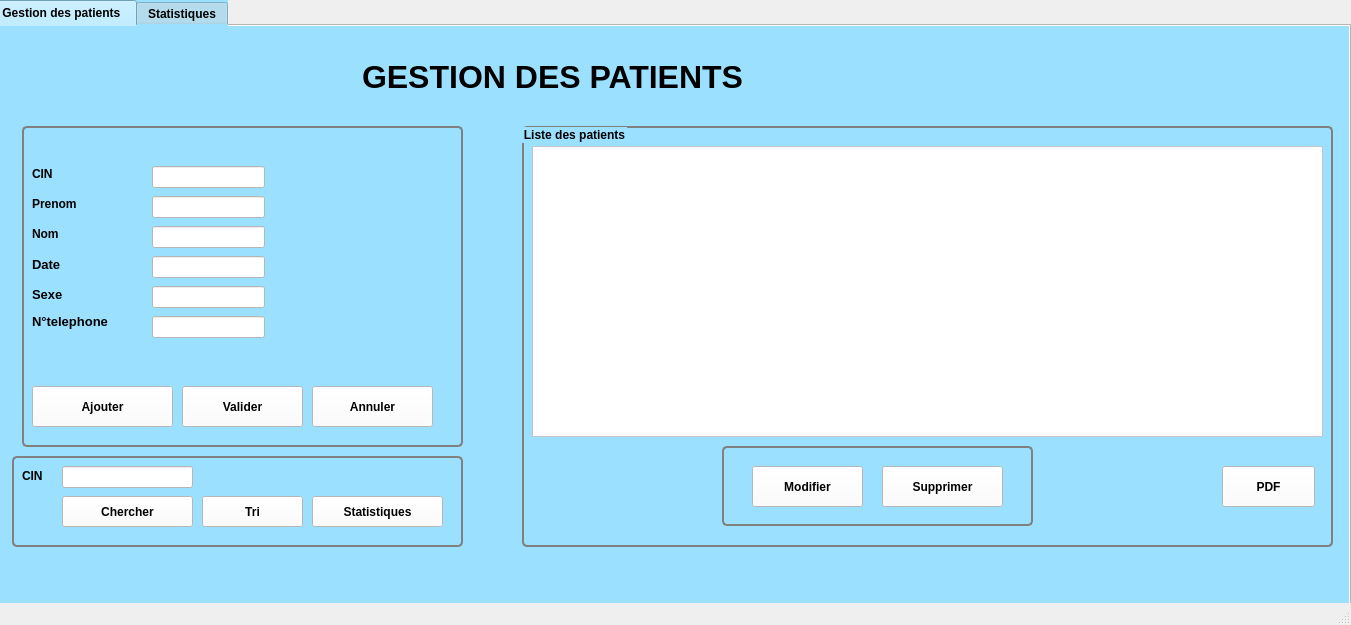
Before: the Qt Designer form mainwindow.ui in abderahmenabssi/ProjetCpp, drawn with Qt 5.
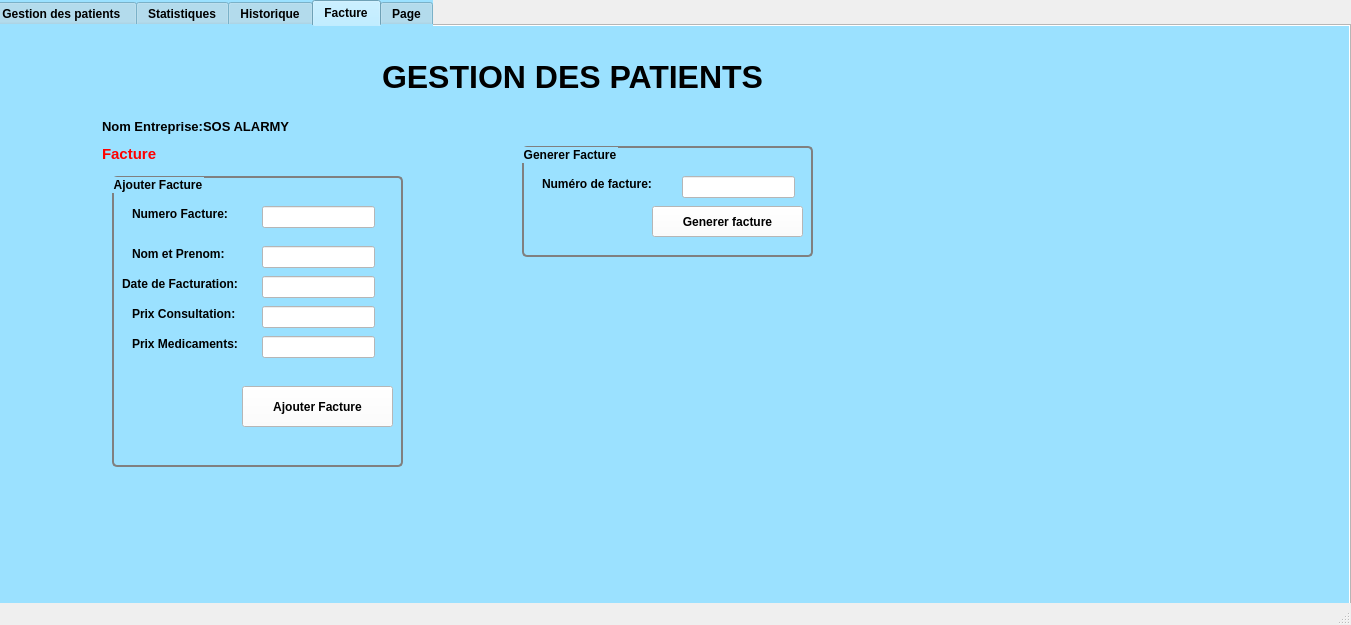
After: the same form once the commit is applied. The open tabs and pages were chosen to show the change. Icons and pictures are not drawn.

The edit to the form file:
```diff
--- a/mainwindow.ui
+++ b/mainwindow.ui
@@ -286,67 +286,6 @@
 </string>
       </property>
      </widget>
-     <widget class="QPushButton" name="pb_modifier">
-      <property name="geometry">
-       <rect>
-        <x>760</x>
-        <y>440</y>
-        <width>111</width>
-        <height>41</height>
-       </rect>
-      </property>
-      <property name="font">
-       <font>
-        <weight>75</weight>
-        <bold>true</bold>
-       </font>
-      </property>
-      <property name="styleSheet">
-       <string notr="true">
-QPushButton{
- qproperty-icon: url(:/modifier.png);
- qproperty-iconSize: 30px 30px;
-text-align:center;
-color:black;
-background-color:white;
-}
-QPushButton:pressed{background-color:rgb(91, 91, 255);}</string>
-      </property>
-      <property name="text">
-       <string>Modifier</string>
-      </property>
-     </widget>
-     <widget class="QPushButton" name="pb_supprimer">
-      <property name="geometry">
-       <rect>
-        <x>890</x>
-        <y>440</y>
-        <width>121</width>
-        <height>41</height>
-       </rect>
-      </property>
-      <property name="font">
-       <font>
-        <weight>75</weight>
-        <bold>true</bold>
-       </font>
-      </property>
-      <property name="styleSheet">
-       <string notr="true">
-
-QPushButton{
- qproperty-icon: url(:/supp.png);
- qproperty-iconSize: 30px 30px;
-text-align:center;
-color:black;
-background-color:white;
-}
-QPushButton:pressed{background-color:rgb(255, 85, 85);}</string>
-      </property>
-      <property name="text">
-       <string>Supprimer</string>
-      </property>
-     </widget>
      <widget class="QPushButton" name="pb_valider">
       <property name="geometry">
        <rect>
@@ -492,7 +431,7 @@
       <widget class="QGroupBox" name="groupBox_3">
        <property name="geometry">
         <rect>
-         <x>200</x>
+         <x>50</x>
          <y>320</y>
          <width>311</width>
          <height>80</height>
@@ -501,14 +440,75 @@
        <property name="title">
         <string/>
        </property>
+       <widget class="QPushButton" name="pb_modifier">
+        <property name="geometry">
+         <rect>
+          <x>10</x>
+          <y>20</y>
+          <width>111</width>
+          <height>41</height>
+         </rect>
+        </property>
+        <property name="font">
+         <font>
+          <weight>75</weight>
+          <bold>true</bold>
+         </font>
+        </property>
+        <property name="styleSheet">
+         <string notr="true">
+QPushButton{
+ qproperty-icon: url(:/modifier.png);
+ qproperty-iconSize: 30px 30px;
+text-align:center;
+color:black;
+background-color:white;
+}
+QPushButton:pressed{background-color:rgb(91, 91, 255);}</string>
+        </property>
+        <property name="text">
+         <string>Modifier</string>
+        </property>
+       </widget>
+       <widget class="QPushButton" name="pb_supprimer">
+        <property name="geometry">
+         <rect>
+          <x>160</x>
+          <y>20</y>
+          <width>121</width>
+          <height>41</height>
+         </rect>
+        </property>
+        <property name="font">
+         <font>
+          <weight>75</weight>
+          <bold>true</bold>
+         </font>
+        </property>
+        <property name="styleSheet">
+         <string notr="true">
+
+QPushButton{
+ qproperty-icon: url(:/supp.png);
+ qproperty-iconSize: 30px 30px;
+text-align:center;
+color:black;
+background-color:white;
+}
+QPushButton:pressed{background-color:rgb(255, 85, 85);}</string>
+        </property>
+        <property name="text">
+         <string>Supprimer</string>
+        </property>
+       </widget>
       </widget>
-      <widget class="QPushButton" name="pb_pdf">
+      <widget class="QGroupBox" name="groupBox_6">
        <property name="geometry">
         <rect>
-         <x>700</x>
-         <y>340</y>
-         <width>93</width>
-         <height>41</height>
+         <x>370</x>
+         <y>320</y>
+         <width>421</width>
+         <height>80</height>
         </rect>
        </property>
        <property name="font">
@@ -518,8 +518,55 @@
          <bold>true</bold>
         </font>
        </property>
-       <property name="styleSheet">
-        <string notr="true">
+       <widget class="QPushButton" name="pb_stat">
+        <property name="geometry">
+         <rect>
+          <x>20</x>
+          <y>20</y>
+          <width>131</width>
+          <height>41</height>
+         </rect>
+        </property>
+        <property name="font">
+         <font>
+          <pointsize>9</pointsize>
+          <weight>75</weight>
+          <bold>true</bold>
+         </font>
+        </property>
+        <property name="styleSheet">
+         <string notr="true">
+QPushButton{
+ qproperty-icon: url(:/stat.png);
+ qproperty-iconSize: 30px 30px;
+text-align:center;
+color:black;
+background-color:white;
+}
+QPushButton:pressed{background-color:rgb(68, 206, 101);}</string>
+        </property>
+        <property name="text">
+         <string>Statistiques</string>
+        </property>
+       </widget>
+       <widget class="QPushButton" name="pb_pdf">
+        <property name="geometry">
+         <rect>
+          <x>160</x>
+          <y>20</y>
+          <width>93</width>
+          <height>41</height>
+         </rect>
+        </property>
+        <property name="font">
+         <font>
+          <pointsize>9</pointsize>
+          <weight>75</weight>
+          <bold>true</bold>
+         </font>
+        </property>
+        <property name="styleSheet">
+         <string notr="true">
 
 QPushButton{
  qproperty-icon: url(:/pdf.png);
@@ -529,16 +576,49 @@
 background-color:white;
 }
 QPushButton:pressed{background-color:rgb(68, 206, 101);}</string>
-       </property>
-       <property name="text">
-        <string>PDF</string>
-       </property>
+        </property>
+        <property name="text">
+         <string>PDF</string>
+        </property>
+       </widget>
+       <widget class="QPushButton" name="pb_historique">
+        <property name="geometry">
+         <rect>
+          <x>270</x>
+          <y>20</y>
+          <width>131</width>
+          <height>41</height>
+         </rect>
+        </property>
+        <property name="font">
+         <font>
+          <pointsize>9</pointsize>
+          <weight>75</weight>
+          <bold>true</bold>
+         </font>
+        </property>
+        <property name="styleSheet">
+         <string notr="true">
+
+QPushButton{
+ qproperty-icon: url(:/his.png);
+ qproperty-iconSize: 30px 30px;
+text-align:center;
+color:black;
+background-color:white;
+}
+QPushButton:pressed{background-color:rgb(68, 206, 101);}</string>
+        </property>
+        <property name="text">
+         <string>Historique</string>
+        </property>
+       </widget>
       </widget>
      </widget>
      <widget class="QGroupBox" name="groupBox_4">
       <property name="geometry">
        <rect>
-        <x>20</x>
+        <x>30</x>
         <y>430</y>
         <width>451</width>
         <height>91</height>
@@ -558,7 +638,7 @@
       <widget class="QLabel" name="label_7">
        <property name="geometry">
         <rect>
-         <x>10</x>
+         <x>20</x>
          <y>10</y>
          <width>31</width>
          <height>20</height>
@@ -577,7 +657,7 @@
       <widget class="QLineEdit" name="le_cherche">
        <property name="geometry">
         <rect>
-         <x>50</x>
+         <x>80</x>
          <y>10</y>
          <width>131</width>
          <height>22</height>
@@ -591,13 +671,13 @@
         <string/>
        </property>
       </widget>
-      <widget class="QPushButton" name="pb_chercher">
+      <widget class="QLabel" name="label_9">
        <property name="geometry">
         <rect>
          <x>50</x>
-         <y>40</y>
-         <width>131</width>
-         <height>31</height>
+         <y>10</y>
+         <width>31</width>
+         <height>20</height>
         </rect>
        </property>
        <property name="font">
@@ -606,58 +686,36 @@
          <bold>true</bold>
         </font>
        </property>
-       <property name="styleSheet">
-        <string notr="true">
-QPushButton{
- qproperty-icon: url(:/chercher.png);
- qproperty-iconSize: 30px 30px;
-text-align:center;
-color:black;
-background-color:white;
-}</string>
-       </property>
        <property name="text">
-        <string>Chercher</string>
+        <string>Trier par :</string>
        </property>
       </widget>
-      <widget class="QPushButton" name="pb_tri">
+      <widget class="QRadioButton" name="RB_CIN">
        <property name="geometry">
         <rect>
-         <x>190</x>
-         <y>40</y>
-         <width>101</width>
-         <height>31</height>
+         <x>110</x>
+         <y>50</y>
+         <width>51</width>
+         <height>20</height>
         </rect>
        </property>
        <property name="font">
         <font>
-         <pointsize>9</pointsize>
          <weight>75</weight>
          <bold>true</bold>
         </font>
        </property>
-       <property name="styleSheet">
-        <string notr="true">
-QPushButton{
- qproperty-icon: url(:/tri.png);
- qproperty-iconSize: 30px 30px;
-text-align:center;
-color:black;
-background-color:white;
-}
-QPushButton:pressed{background-color:rgb(68, 206, 101);}</string>
-       </property>
        <property name="text">
-        <string>Tri</string>
+        <string>CIN</string>
        </property>
       </widget>
-      <widget class="QPushButton" name="pb_stat">
+      <widget class="QRadioButton" name="RB_PRENOM">
        <property name="geometry">
         <rect>
-         <x>300</x>
-         <y>40</y>
-         <width>131</width>
-         <height>31</height>
+         <x>170</x>
+         <y>50</y>
+         <width>97</width>
+         <height>20</height>
         </rect>
        </property>
        <property name="font">
@@ -794,6 +852,478 @@
      <zorder>verticalLayoutWidget</zorder>
      <zorder>verticalLayoutWidget_2</zorder>
     </widget>
+    <widget class="QWidget" name="tab_3">
+     <attribute name="title">
+      <string>Historique</string>
+     </attribute>
+     <widget class="QTableView" name="tabHistorique">
+      <property name="geometry">
+       <rect>
+        <x>80</x>
+        <y>40</y>
+        <width>491</width>
+        <height>381</height>
+       </rect>
+      </property>
+      <property name="styleSheet">
+       <string notr="true">
+background-color:white;
+
+</string>
+      </property>
+     </widget>
+     <widget class="QGroupBox" name="groupBox_7">
+      <property name="geometry">
+       <rect>
+        <x>60</x>
+        <y>20</y>
+        <width>531</width>
+        <height>421</height>
+       </rect>
+      </property>
+      <property name="font">
+       <font>
+        <weight>75</weight>
+        <bold>true</bold>
+       </font>
+      </property>
+      <property name="styleSheet">
+       <string notr="true">QGroupBox {
+    border: 2px solid gray;
+    border-radius: 5px;
+    font-weight: bold;
+}</string>
+      </property>
+      <property name="title">
+       <string>Historique</string>
+      </property>
+     </widget>
+     <zorder>groupBox_7</zorder>
+     <zorder>tabHistorique</zorder>
+    </widget>
+    <widget class="QWidget" name="tab_4">
+     <attribute name="title">
+      <string>Facture</string>
+     </attribute>
+     <widget class="QLabel" name="label_11">
+      <property name="geometry">
+       <rect>
+        <x>140</x>
+        <y>180</y>
+        <width>131</width>
+        <height>16</height>
+       </rect>
+      </property>
+      <property name="font">
+       <font>
+        <weight>75</weight>
+        <bold>true</bold>
+       </font>
+      </property>
+      <property name="text">
+       <string>Numero Facture:</string>
+      </property>
+     </widget>
+     <widget class="QLabel" name="label_12">
+      <property name="geometry">
+       <rect>
+        <x>140</x>
+        <y>220</y>
+        <width>121</width>
+        <height>16</height>
+       </rect>
+      </property>
+      <property name="font">
+       <font>
+        <weight>75</weight>
+        <bold>true</bold>
+       </font>
+      </property>
+      <property name="text">
+       <string>Nom et Prenom:</string>
+      </property>
+     </widget>
+     <widget class="QLabel" name="label_13">
+      <property name="geometry">
+       <rect>
+        <x>130</x>
+        <y>250</y>
+        <width>141</width>
+        <height>16</height>
+       </rect>
+      </property>
+      <property name="font">
+       <font>
+        <weight>75</weight>
+        <bold>true</bold>
+       </font>
+      </property>
+      <property name="text">
+       <string>Date de Facturation:</string>
+      </property>
+     </widget>
+     <widget class="QLineEdit" name="le_numF">
+      <property name="geometry">
+       <rect>
+        <x>270</x>
+        <y>180</y>
+        <width>113</width>
+        <height>22</height>
+       </rect>
+      </property>
+      <property name="styleSheet">
+       <string notr="true">background-color:rgb(255, 255, 255)
+</string>
+      </property>
+     </widget>
+     <widget class="QLineEdit" name="le_patient">
+      <property name="geometry">
+       <rect>
+        <x>270</x>
+        <y>220</y>
+        <width>113</width>
+        <height>22</height>
+       </rect>
+      </property>
+      <property name="styleSheet">
+       <string notr="true">background-color:rgb(255, 255, 255)
+</string>
+      </property>
+     </widget>
+     <widget class="QLineEdit" name="le_time">
+      <property name="geometry">
+       <rect>
+        <x>270</x>
+        <y>250</y>
+        <width>113</width>
+        <height>22</height>
+       </rect>
+      </property>
+      <property name="styleSheet">
+       <string notr="true">background-color:rgb(255, 255, 255)
+</string>
+      </property>
+     </widget>
+     <widget class="QLineEdit" name="le_consultation">
+      <property name="geometry">
+       <rect>
+        <x>270</x>
+        <y>280</y>
+        <width>113</width>
+        <height>22</height>
+       </rect>
+      </property>
+      <property name="styleSheet">
+       <string notr="true">background-color:rgb(255, 255, 255)
+</string>
+      </property>
+     </widget>
+     <widget class="QLabel" name="label_15">
+      <property name="geometry">
+       <rect>
+        <x>550</x>
+        <y>150</y>
+        <width>131</width>
+        <height>16</height>
+       </rect>
+      </property>
+      <property name="font">
+       <font>
+        <weight>75</weight>
+        <bold>true</bold>
+       </font>
+      </property>
+      <property name="text">
+       <string>Numéro de facture:</string>
+      </property>
+     </widget>
+     <widget class="QLineEdit" name="le_generer">
+      <property name="geometry">
+       <rect>
+        <x>690</x>
+        <y>150</y>
+        <width>113</width>
+        <height>22</height>
+       </rect>
+      </property>
+      <property name="styleSheet">
+       <string notr="true">background-color:rgb(255, 255, 255)
+</string>
+      </property>
+     </widget>
+     <widget class="QLabel" name="label_28">
+      <property name="geometry">
+       <rect>
+        <x>390</x>
+        <y>30</y>
+        <width>491</width>
+        <height>41</height>
+       </rect>
+      </property>
+      <property name="font">
+       <font>
+        <pointsize>24</pointsize>
+        <weight>75</weight>
+        <bold>true</bold>
+       </font>
+      </property>
+      <property name="styleSheet">
+       <string notr="true"/>
+      </property>
+      <property name="text">
+       <string>GESTION DES PATIENTS</string>
+      </property>
+     </widget>
+     <widget class="QLabel" name="label_16">
+      <property name="geometry">
+       <rect>
+        <x>280</x>
+        <y>30</y>
+        <width>101</width>
+        <height>41</height>
+       </rect>
+      </property>
+      <property name="styleSheet">
+       <string notr="true">QLabel{
+image: url(:/gestion.png);}</string>
+      </property>
+      <property name="text">
+       <string/>
+      </property>
+     </widget>
+     <widget class="QLabel" name="label_17">
+      <property name="geometry">
+       <rect>
+        <x>110</x>
+        <y>90</y>
+        <width>271</width>
+        <height>21</height>
+       </rect>
+      </property>
+      <property name="font">
+       <font>
+        <pointsize>10</pointsize>
+        <weight>75</weight>
+        <bold>true</bold>
+       </font>
+      </property>
+      <property name="text">
+       <string>Nom Entreprise:SOS ALARMY</string>
+      </property>
+     </widget>
+     <widget class="QLabel" name="label_18">
+      <property name="geometry">
+       <rect>
+        <x>110</x>
+        <y>120</y>
+        <width>91</width>
+        <height>16</height>
+       </rect>
+      </property>
+      <property name="font">
+       <font>
+        <pointsize>11</pointsize>
+        <weight>75</weight>
+        <bold>true</bold>
+        <underline>false</underline>
+       </font>
+      </property>
+      <property name="styleSheet">
+       <string notr="true">color:red;
+</string>
+      </property>
+      <property name="text">
+       <string>Facture</string>
+      </property>
+     </widget>
+     <widget class="QGroupBox" name="groupBox_8">
+      <property name="geometry">
+       <rect>
+        <x>120</x>
+        <y>150</y>
+        <width>291</width>
+        <height>291</height>
+       </rect>
+      </property>
+      <property name="styleSheet">
+       <string notr="true">QGroupBox {
+    border: 2px solid gray;
+    border-radius: 5px;
+    font-weight: bold;
+}</string>
+      </property>
+      <property name="title">
+       <string>Ajouter Facture</string>
+      </property>
+      <widget class="QPushButton" name="pb_ajouterF">
+       <property name="geometry">
+        <rect>
+         <x>130</x>
+         <y>210</y>
+         <width>151</width>
+         <height>41</height>
+        </rect>
+       </property>
+       <property name="font">
+        <font>
+         <weight>75</weight>
+         <bold>true</bold>
+        </font>
+       </property>
+       <property name="styleSheet">
+        <string notr="true">
+
+QPushButton{
+ qproperty-icon: url(:/facture.jpg);
+ qproperty-iconSize: 30px 30px;
+text-align:center;
+color:black;
+background-color:white;
+}
+QPushButton:pressed{background-color:rgb(68, 206, 101);}</string>
+       </property>
+       <property name="text">
+        <string>Ajouter Facture</string>
+       </property>
+      </widget>
+      <widget class="QLabel" name="label_14">
+       <property name="geometry">
+        <rect>
+         <x>20</x>
+         <y>130</y>
+         <width>121</width>
+         <height>16</height>
+        </rect>
+       </property>
+       <property name="font">
+        <font>
+         <weight>75</weight>
+         <bold>true</bold>
+        </font>
+       </property>
+       <property name="text">
+        <string>Prix Consultation:</string>
+       </property>
+      </widget>
+      <widget class="QLabel" name="label_19">
+       <property name="geometry">
+        <rect>
+         <x>20</x>
+         <y>160</y>
+         <width>121</width>
+         <height>16</height>
+        </rect>
+       </property>
+       <property name="font">
+        <font>
+         <weight>75</weight>
+         <bold>true</bold>
+        </font>
+       </property>
+       <property name="text">
+        <string>Prix Medicaments:</string>
+       </property>
+      </widget>
+      <widget class="QLineEdit" name="le_medicaments">
+       <property name="geometry">
+        <rect>
+         <x>150</x>
+         <y>160</y>
+         <width>113</width>
+         <height>22</height>
+        </rect>
+       </property>
+       <property name="styleSheet">
+        <string notr="true">background-color:rgb(255, 255, 255)
+</string>
+       </property>
+      </widget>
+     </widget>
+     <widget class="QGroupBox" name="groupBox_9">
+      <property name="geometry">
+       <rect>
+        <x>530</x>
+        <y>120</y>
+        <width>291</width>
+        <height>111</height>
+       </rect>
+      </property>
+      <property name="styleSheet">
+       <string notr="true">QGroupBox {
+    border: 2px solid gray;
+    border-radius: 5px;
+    font-weight: bold;
+}</string>
+      </property>
+      <property name="title">
+       <string>Generer Facture</string>
+      </property>
+      <widget class="QPushButton" name="pb_genererF">
+       <property name="geometry">
+        <rect>
+         <x>130</x>
+         <y>60</y>
+         <width>151</width>
+         <height>31</height>
+        </rect>
+       </property>
+       <property name="font">
+        <font>
+         <weight>75</weight>
+         <bold>true</bold>
+        </font>
+       </property>
+       <property name="styleSheet">
+        <string notr="true">
+
+QPushButton{
+ qproperty-icon: url(:/generer.png);
+ qproperty-iconSize: 30px 30px;
+text-align:center;
+color:black;
+background-color:white;
+}
+QPushButton:pressed{background-color:rgb(68, 206, 101);}</string>
+       </property>
+       <property name="text">
+        <string>Generer facture</string>
+       </property>
+      </widget>
+     </widget>
+     <zorder>groupBox_9</zorder>
+     <zorder>groupBox_8</zorder>
+     <zorder>label_11</zorder>
+     <zorder>label_12</zorder>
+     <zorder>label_13</zorder>
+     <zorder>le_numF</zorder>
+     <zorder>le_patient</zorder>
+     <zorder>le_time</zorder>
+     <zorder>le_consultation</zorder>
+     <zorder>label_15</zorder>
+     <zorder>le_generer</zorder>
+     <zorder>label_28</zorder>
+     <zorder>label_16</zorder>
+     <zorder>label_17</zorder>
+     <zorder>label_18</zorder>
+    </widget>
+    <widget class="QWidget" name="tab_5">
+     <attribute name="title">
+      <string>Page</string>
+     </attribute>
+     <widget class="QPlainTextEdit" name="texthist">
+      <property name="geometry">
+       <rect>
+        <x>260</x>
+        <y>90</y>
+        <width>581</width>
+        <height>371</height>
+       </rect>
+      </property>
+      <property name="styleSheet">
+       <string notr="true">background-color:white;</string>
+      </property>
+     </widget>
+    </widget>
    </widget>
   </widget>
   <widget class="QMenuBar" name="menubar">
```
Left out of the diff: 62 changed lines with no effect on the pictures.
